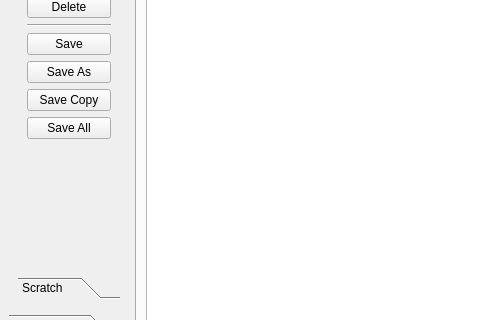
Old version of the form ui/MainWindow.ui in the repository RyanDeBarros/Cerberus; both pictures show x 0 to 480 and y 171 to 491 of the 800 by 600 pixel window.
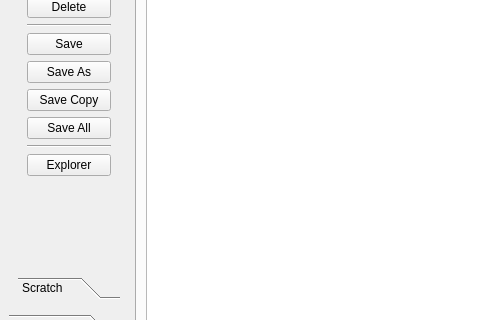
New version of the form.

Commit message: Open file explorer button.

```diff
--- a/ui/MainWindow.ui
+++ b/ui/MainWindow.ui
@@ -138,6 +138,20 @@
               </property>
              </widget>
             </item>
+            <item>
+             <widget class="Line" name="line_2">
+              <property name="orientation">
+               <enum>Qt::Orientation::Horizontal</enum>
+              </property>
+             </widget>
+            </item>
+            <item>
+             <widget class="QPushButton" name="fileBasicExplorer">
+              <property name="text">
+               <string>Explorer</string>
+              </property>
+             </widget>
+            </item>
             <item>
              <spacer name="verticalSpacer_2">
               <property name="orientation">
```
The commit also changes 1 other file.
